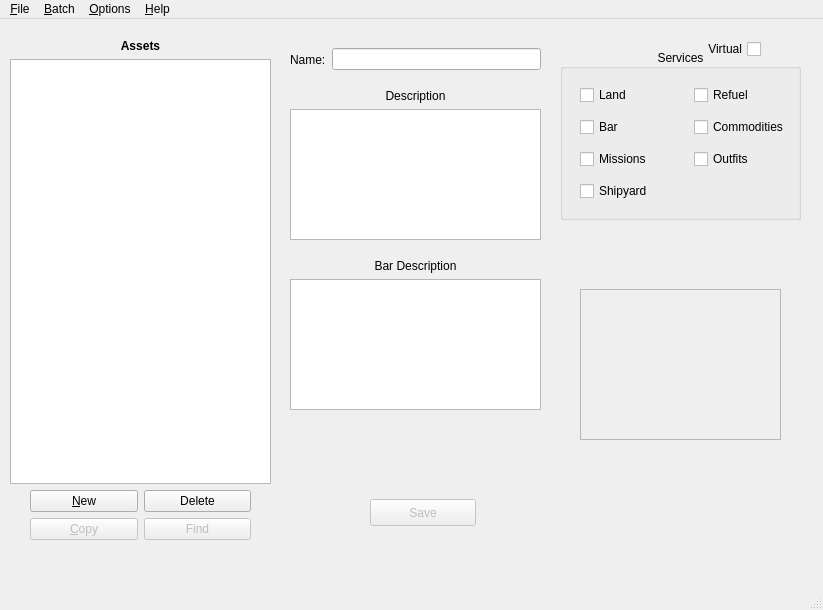
First picture: the form in src/asset.ui, repository Cypher3c/pyTHANE, before the edit.
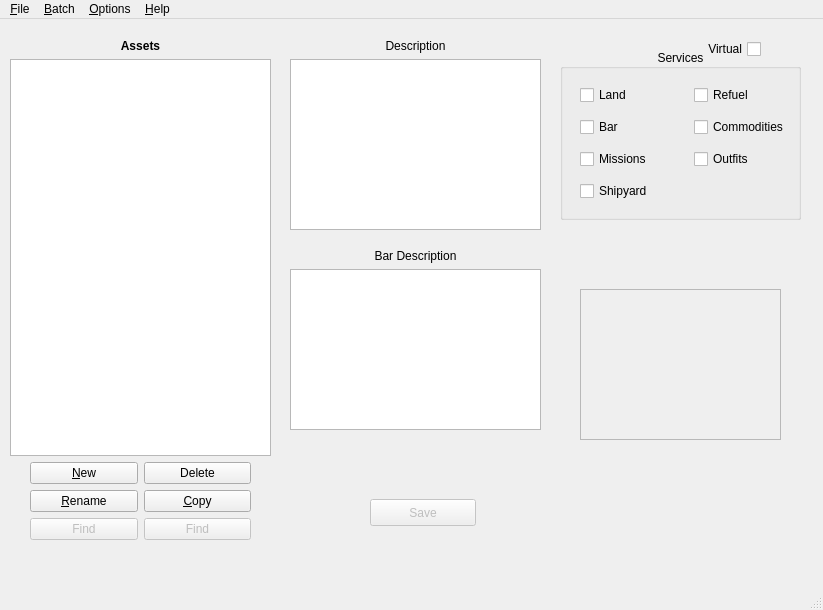
Second picture: the form after the edit.

Commit message: Copying and new asset creation now work.

The edit to the form file:
```diff
--- a/src/asset.ui
+++ b/src/asset.ui
@@ -91,10 +91,26 @@
        <property name="rightMargin">
         <number>20</number>
        </property>
+       <item>
+        <widget class="QPushButton" name="renameButton">
+         <property name="enabled">
+          <bool>true</bool>
+         </property>
+         <property name="toolTip">
+          <string>TODO</string>
+         </property>
+         <property name="text">
+          <string>&amp;Rename</string>
+         </property>
+         <property name="checkable">
+          <bool>false</bool>
+         </property>
+        </widget>
+       </item>
        <item>
         <widget class="QPushButton" name="copyButton">
          <property name="enabled">
-          <bool>false</bool>
+          <bool>true</bool>
          </property>
          <property name="toolTip">
           <string>TODO</string>
@@ -107,6 +123,26 @@
          </property>
         </widget>
        </item>
+      </layout>
+     </item>
+     <item>
+      <layout class="QHBoxLayout" name="horizontalLayout_6">
+       <property name="leftMargin">
+        <number>20</number>
+       </property>
+       <property name="rightMargin">
+        <number>20</number>
+       </property>
+       <item>
+        <widget class="QPushButton" name="findButton_2">
+         <property name="enabled">
+          <bool>false</bool>
+         </property>
+         <property name="text">
+          <string>Find</string>
+         </property>
+        </widget>
+       </item>
        <item>
         <widget class="QPushButton" name="findButton">
          <property name="enabled">
@@ -121,28 +157,6 @@
      </item>
     </layout>
    </widget>
-   <widget class="QWidget" name="horizontalLayoutWidget_2">
-    <property name="geometry">
-     <rect>
-      <x>290</x>
-      <y>20</y>
-      <width>251</width>
-      <height>41</height>
-     </rect>
-    </property>
-    <layout class="QHBoxLayout" name="horizontalLayout_3">
-     <item>
-      <widget class="QLabel" name="label_2">
-       <property name="text">
-        <string>Name:</string>
-       </property>
-      </widget>
-     </item>
-     <item>
-      <widget class="QLineEdit" name="nameBox"/>
-     </item>
-    </layout>
-   </widget>
    <widget class="QWidget" name="horizontalLayoutWidget_4">
     <property name="geometry">
      <rect>
@@ -249,9 +263,9 @@
     <property name="geometry">
      <rect>
       <x>290</x>
-      <y>70</y>
+      <y>20</y>
       <width>251</width>
-      <height>151</height>
+      <height>191</height>
      </rect>
     </property>
     <layout class="QVBoxLayout" name="verticalLayout_2">
@@ -274,9 +288,9 @@
     <property name="geometry">
      <rect>
       <x>290</x>
-      <y>240</y>
+      <y>230</y>
       <width>251</width>
-      <height>151</height>
+      <height>181</height>
      </rect>
     </property>
     <layout class="QVBoxLayout" name="verticalLayout_3">
```
The commit also changes 2 other files.
